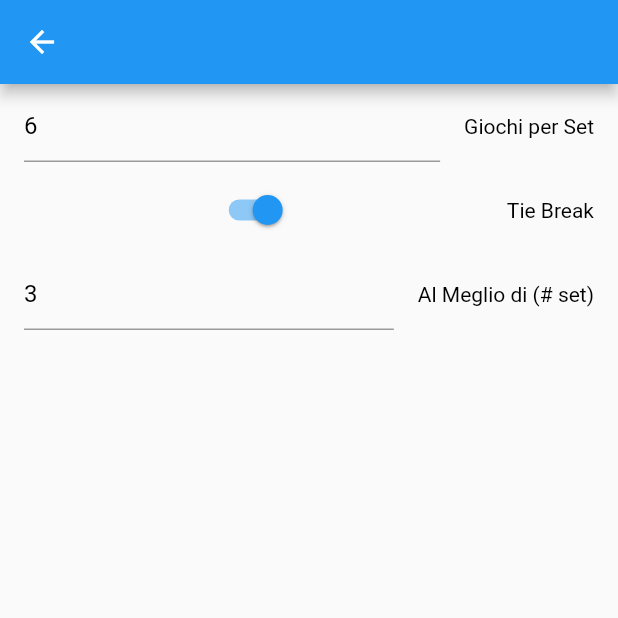
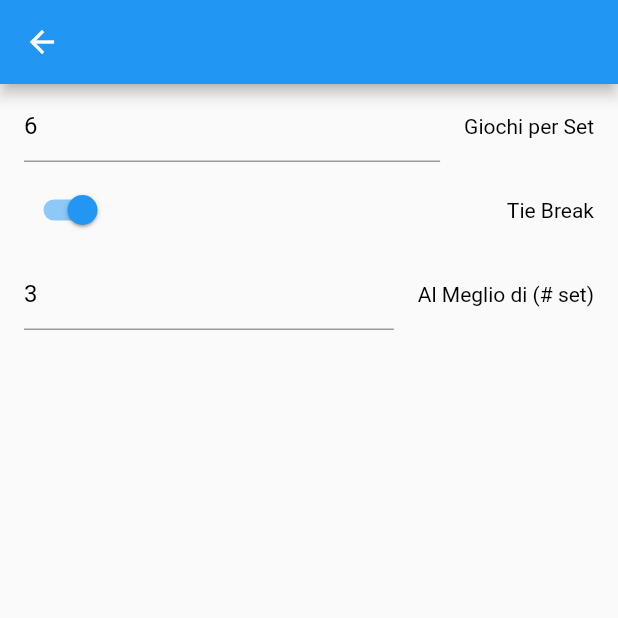
Before and after one commit to andrezanna/Segnapunti, a Flutter app: the TennisSettings screen opened directly, on a phone screen of 412 x 824 dp, the top half of it. Run offline on Flutter 3.47's test engine with Material 2 defaults, Android fonts, the phone set to English and light mode, and no system bars; our stand-ins replace numberpicker, shared_preferences; accounts and stored records are empty.

```diff
--- a/lib/main.dart
+++ b/lib/main.dart
@@ -85,7 +85,9 @@ class ParentState extends State<Parent> {
               ? Color.fromARGB(255, 50, 50, 50)
               : Color.fromARGB(255, 250, 250, 250),
           bottomNavigationBar:
-          new Flex(direction: Axis.horizontal, children: <Widget>[
+          new Padding(
+            padding: const EdgeInsets.all(8.0),
+            child: new Flex(direction: Axis.horizontal, children: <Widget>[
               (Platform.isAndroid)
                   ? new Expanded(
                   child: new Icon(
@@ -100,6 +102,7 @@ class ParentState extends State<Parent> {
                   )),
               new Expanded(child: new Text(_systemVersion))
             ]),
+          ),
         ));
   }
 
--- a/lib/tennis.dart
+++ b/lib/tennis.dart
@@ -569,13 +569,18 @@ class TennisSettingsState extends State<TennisSettings> {
             trailing: new Text("Tie Break",
                 style: new TextStyle(
                     color: (darkTheme) ? Colors.blue : Colors.black)),
-            title: new Switch(
+            title: new Align(
+              alignment: Alignment.centerLeft,
+              child: new Switch(
                 value: tieBreak,
                 onChanged: (value) {
                   setState(() {
                     tieBreak = value;
                   });
                 },
+
+
+              ),
             )),
         new ListTile(
             trailing: new Text("Al Meglio di (# set)",
```
Also changed, not shown: pubspec.yaml (+0 -51 lines). Lines whose indentation alone changed are shown as unchanged.
